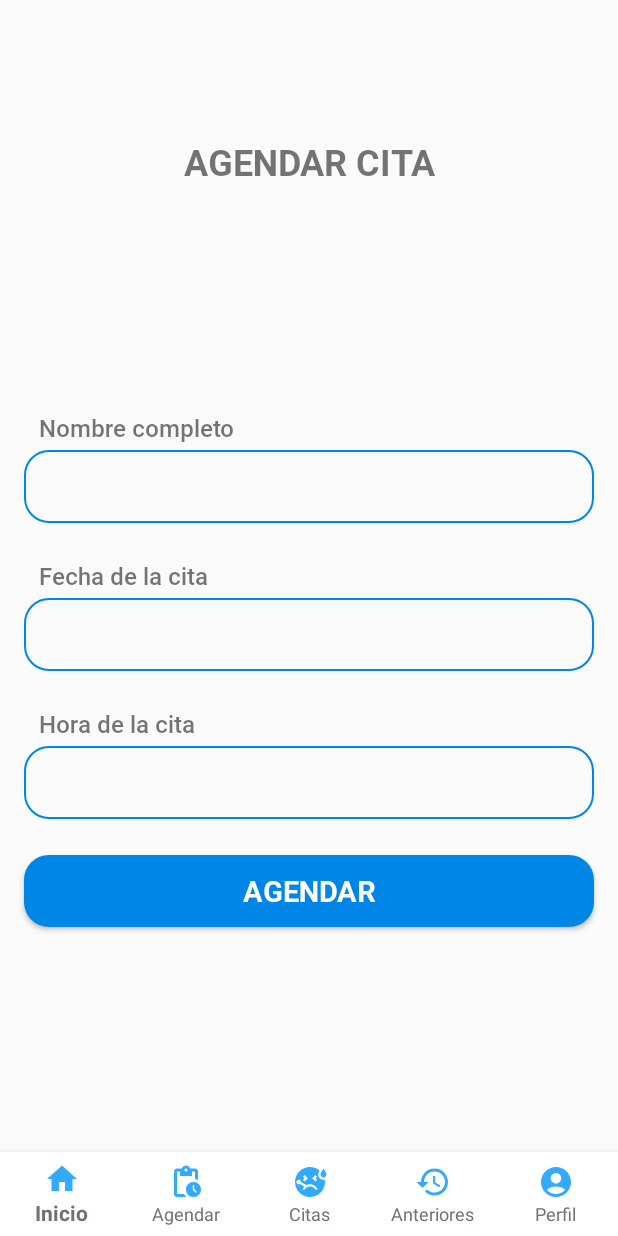
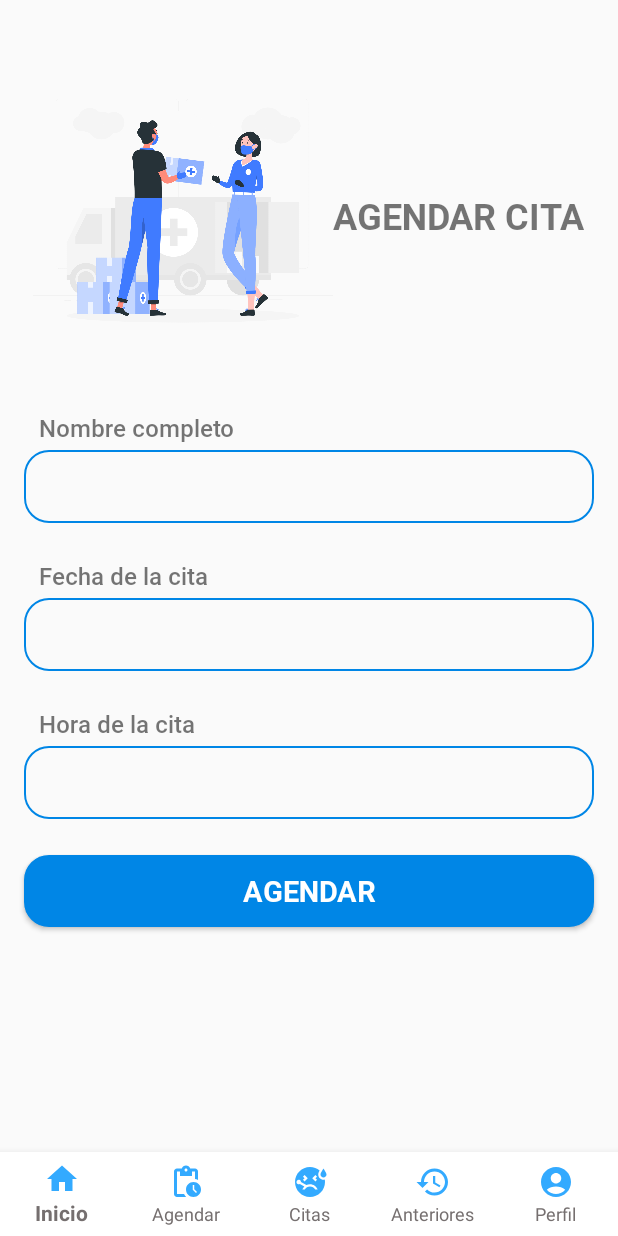
Before and after one commit to Rossnok/MedAppointment, an Android app: the fragment Agendar placed in its activity, on a phone screen of 412 x 824 dp. Run offline under Robolectric (Android 15) with nearby library versions, the phone set to English and light mode, and no system bars.

Commit message:
Creacion del datapicker para seleccionar la fecha en calendario, funciones basicas de un fragment

```diff
--- a/app/build.gradle
+++ b/app/build.gradle
@@ -1,6 +1,8 @@
 plugins {
     id 'com.android.application'
     id 'org.jetbrains.kotlin.android'
+    id 'kotlin-android'
+    id 'kotlin-android-extensions'
 }
 
 android {
--- a/app/src/main/java/com/example/medicalonlineapp/fragments/Agendar.kt
+++ b/app/src/main/java/com/example/medicalonlineapp/fragments/Agendar.kt
@@ -5,29 +5,23 @@ import androidx.fragment.app.Fragment
 import android.view.LayoutInflater
 import android.view.View
 import android.view.ViewGroup
+import android.widget.Button
+import android.widget.Toast
 import com.example.medicalonlineapp.R
+import kotlinx.android.synthetic.main.fragment_agendar.*
 
-// TODO: Rename parameter arguments, choose names that match
-// the fragment initialization parameters, e.g. ARG_ITEM_NUMBER
-private const val ARG_PARAM1 = "param1"
-private const val ARG_PARAM2 = "param2"
 
-/**
- * A simple [Fragment] subclass.
- * Use the [Agendar.newInstance] factory method to
- * create an instance of this fragment.
- */
+
 class Agendar : Fragment() {
-    // TODO: Rename and change types of parameters
-    private var param1: String? = null
-    private var param2: String? = null
+
+
 
     override fun onCreate(savedInstanceState: Bundle?) {
         super.onCreate(savedInstanceState)
-        arguments?.let {
-            param1 = it.getString(ARG_PARAM1)
-            param2 = it.getString(ARG_PARAM2)
-        }
+    }
+
+    private fun mostrarMensaje(){
+        Toast.makeText(layoutInflater.context.applicationContext, "este es el mensaje del boton", Toast.LENGTH_SHORT).show()
     }
 
     override fun onCreateView(
@@ -36,25 +30,29 @@ class Agendar : Fragment() {
     ): View? {
         // Inflate the layout for this fragment
         return inflater.inflate(R.layout.fragment_agendar, container, false)
+
     }
 
-    companion object {
-        /**
-         * Use this factory method to create a new instance of
-         * this fragment using the provided parameters.
-         *
-         * @param param1 Parameter 1.
-         * @param param2 Parameter 2.
-         * @return A new instance of fragment Agendar.
-         */
-        // TODO: Rename and change types and number of parameters
-        @JvmStatic
-        fun newInstance(param1: String, param2: String) =
-            Agendar().apply {
-                arguments = Bundle().apply {
-                    putString(ARG_PARAM1, param1)
-                    putString(ARG_PARAM2, param2)
-                }
-            }
+    override fun onActivityCreated(savedInstanceState: Bundle?) {
+        super.onActivityCreated(savedInstanceState)
+
+        agendarCita.setOnClickListener{//aqui dentro es donde pueden ir las llamadas de los botones, los set on click listener y de mas
+            mostrarMensaje()
+        }
+
+        txtFechaCita.setOnClickListener{
+            showDialogPicker()
+        }
     }
+
+    private fun showDialogPicker() {
+        val dataPicker = DatePickerFragment {day, month, year -> onDateSelected(day, month, year)}
+        fragmentManager?.let { dataPicker.show(it,"Fecha de la cita") }
+    }
+
+     private fun onDateSelected(day:Int, month:Int, year:Int){
+        txtFechaCita.setText("$day/${month+1}/$year")
+    }
+
+
 }
--- a/app/src/main/res/layout/fragment_agendar.xml
+++ b/app/src/main/res/layout/fragment_agendar.xml
@@ -1,5 +1,6 @@
 <?xml version="1.0" encoding="utf-8"?>
 <FrameLayout xmlns:android="http://schemas.android.com/apk/res/android"
+    xmlns:app="http://schemas.android.com/apk/res-auto"
     xmlns:tools="http://schemas.android.com/tools"
     android:layout_width="match_parent"
     android:layout_height="match_parent"
@@ -12,14 +13,28 @@
         android:orientation="vertical"
         android:gravity="bottom">
 
-        <TextView
+        <LinearLayout
             android:layout_width="match_parent"
             android:layout_height="wrap_content"
-            android:text="AGENDAR CITA"
-            android:textAlignment="center"
-            android:layout_marginBottom="150dp"
-            android:fontFamily="@font/roboto_bold"
-            android:textSize="24dp"/>
+            android:orientation="horizontal"
+            android:gravity="center"
+            android:layout_marginBottom="30dp">
+
+            <ImageView
+                android:id="@+id/imageView"
+                android:layout_width="200dp"
+                android:layout_height="200dp"
+                android:src="@drawable/agenda_cita_image" />
+
+            <TextView
+                android:layout_width="wrap_content"
+                android:layout_height="wrap_content"
+                android:layout_marginBottom="0dp"
+                android:fontFamily="@font/roboto_bold"
+                android:text="AGENDAR CITA"
+                android:textAlignment="center"
+                android:textSize="24dp" />
+        </LinearLayout>
 
         <TextView
             android:layout_width="match_parent"
@@ -33,7 +48,7 @@
             android:textSize="16dp"/>
 
         <EditText
-            android:id="@+id/editTextTextPersonName"
+            android:id="@+id/txtNombreAgendar"
             android:layout_width="match_parent"
             android:layout_height="wrap_content"
             android:inputType="textPersonName"
@@ -59,7 +74,7 @@
             android:textSize="16dp"/>
 
         <EditText
-            android:id="@+id/editTextDate"
+            android:id="@+id/txtFechaCita"
             android:layout_width="match_parent"
             android:layout_height="wrap_content"
             android:layout_marginLeft="16dp"
@@ -70,7 +85,8 @@
             android:paddingLeft="16dp"
             android:paddingTop="12dp"
             android:paddingBottom="12dp"
-            android:inputType="date" />
+            android:clickable="false"
+            android:focusable="false"/>
 
         <TextView
             android:layout_width="match_parent"
@@ -85,7 +101,7 @@
             />
 
         <EditText
-            android:id="@+id/editTextTime"
+            android:id="@+id/txtHoraCita"
             android:layout_width="match_parent"
             android:layout_height="wrap_content"
             android:inputType="time"
@@ -99,7 +115,7 @@
             android:paddingBottom="12dp"/>
 
         <Button
-            android:id="@+id/button"
+            android:id="@+id/agendarCita"
             android:layout_width="match_parent"
             android:layout_height="wrap_content"
             android:text="@string/btn_angendar"
```
Also changed, not shown: app/src/main/java/com/example/medicalonlineapp/fragments/DatePickerFragment.kt (added, +29 -0 lines), app/src/main/res/drawable/agenda_cita_image.png (added).
